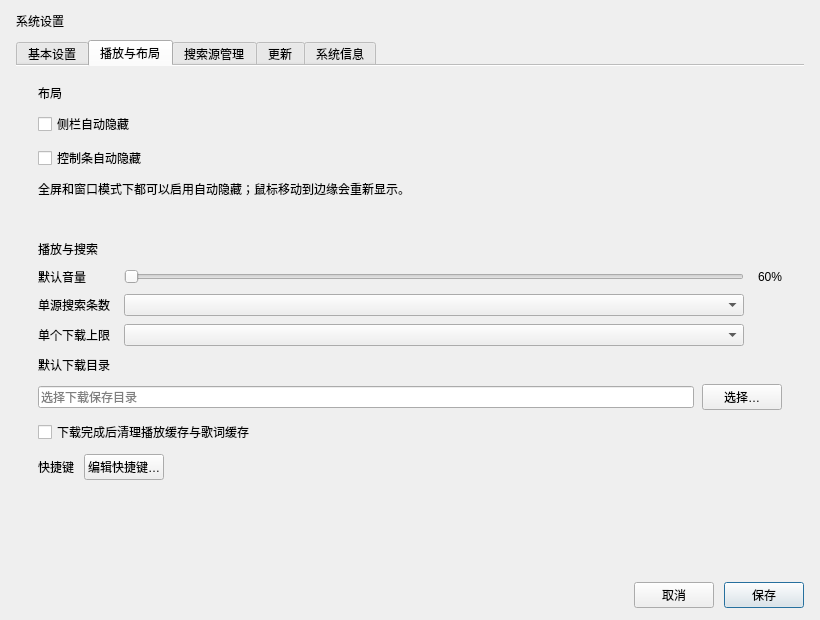
This is src/ui/SettingsDialog.ui in gong1-1989/MusicVideoPlayer as Qt 5 draws it before an edit. The edited form follows.
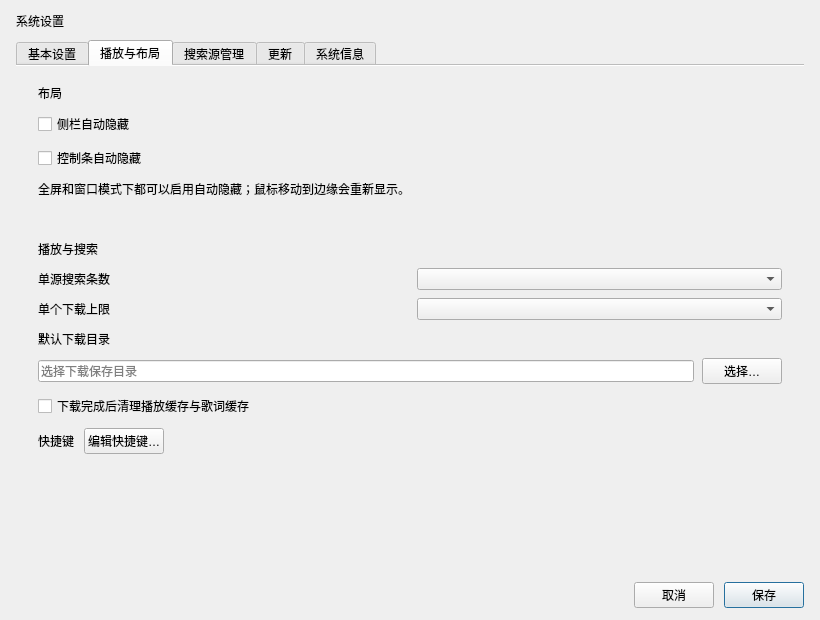
This is the edited form. The open tabs and pages were chosen to show the change.

Commit message: refactor: 移除设置页默认音量并统一为播放控制音量

```diff
--- a/src/ui/SettingsDialog.ui
+++ b/src/ui/SettingsDialog.ui
@@ -386,53 +386,23 @@
               <number>8</number>
              </property>
              <item row="0" column="0">
-              <widget class="QLabel" name="label_volumeCaption">
-               <property name="text">
-                <string>默认音量</string>
-               </property>
-              </widget>
-             </item>
-             <item row="0" column="1">
-              <widget class="QSlider" name="slider_volume">
-               <property name="minimumWidth">
-                <number>160</number>
-               </property>
-               <property name="maximum">
-                <number>100</number>
-               </property>
-               <property name="orientation">
-                <enum>Qt::Horizontal</enum>
-               </property>
-              </widget>
-             </item>
-             <item row="0" column="2">
-              <widget class="QLabel" name="label_volumeValue">
-               <property name="minimumWidth">
-                <number>42</number>
-               </property>
-               <property name="text">
-                <string>60%</string>
-               </property>
-              </widget>
-             </item>
-             <item row="1" column="0">
               <widget class="QLabel" name="label_limitCaption">
                <property name="text">
                 <string>单源搜索条数</string>
                </property>
               </widget>
              </item>
-             <item row="1" column="1">
+             <item row="0" column="1">
               <widget class="QComboBox" name="combo_searchLimit"/>
              </item>
-             <item row="2" column="0">
+             <item row="1" column="0">
               <widget class="QLabel" name="label_downloadLimitCaption">
                <property name="text">
                 <string>单个下载上限</string>
                </property>
               </widget>
              </item>
-             <item row="2" column="1">
+             <item row="1" column="1">
               <widget class="QComboBox" name="combo_downloadLimit"/>
              </item>
             </layout>
```
The commit also changes 10 other files.
